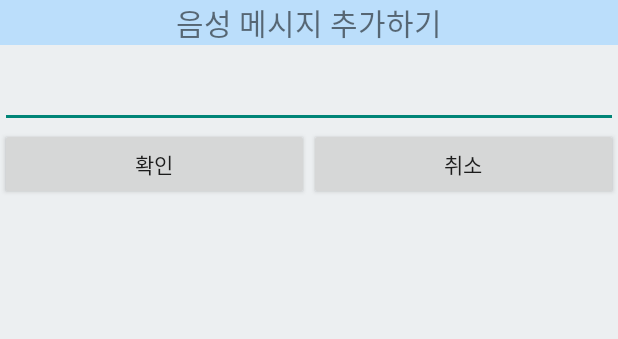
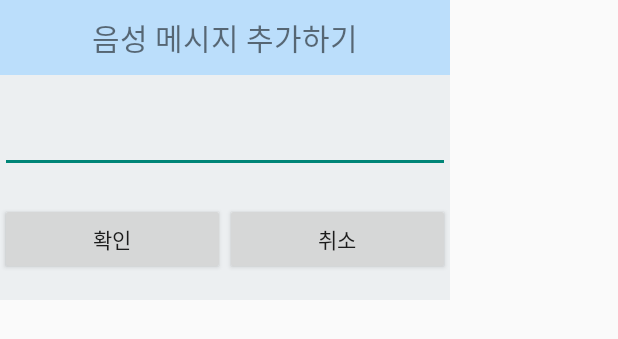
Before and after one commit to SMUW-SW-USIM/BellBellBell, an Android app: the layout popup_tts.xml on its own in the app's theme, with its tools: preview values and no code run, on a phone screen of 412 x 824 dp. Shown: the top 339 px of the screen. Run offline under Robolectric (Android 15) with nearby library versions, the phone set to English and light mode, and no system bars.

Commit message:
update record TTS

```diff
--- a/app/src/main/AndroidManifest.xml
+++ b/app/src/main/AndroidManifest.xml
@@ -33,6 +33,7 @@
         <activity android:name=".InitialActivity" />
         <activity android:name=".SignupActivity" />
         <activity android:name=".record.RecordAddActivity" />
+        <activity android:name=".record.TextToSpeachActivity" />
         <activity android:name=".record.RecordPopup"
             android:screenOrientation="portrait"
             android:theme="@style/popupTheme"></activity>
--- a/app/src/main/java/com/example/usim/record/RecordAddActivity.java
+++ b/app/src/main/java/com/example/usim/record/RecordAddActivity.java
@@ -132,6 +132,8 @@ public class RecordAddActivity extends AppCompatActivity {
         }
     }
 
+
+
     private void startRecordListAppend(RecordListAppendData data) {
         String token = "eyJhbGciOiJIUzI1NiIsInR5cCI6IkpXVCJ9.eyJ1X2lkeCI6IjEifQ.87fKkaZ2cChPhtljZuXy9NcIBfZ_utzibQGj0ffbIQU";
 
--- a/app/src/main/java/com/example/usim/visitor/VisitorListFragment.java
+++ b/app/src/main/java/com/example/usim/visitor/VisitorListFragment.java
@@ -72,7 +72,10 @@ public class VisitorListFragment extends Fragment {
                         Toast.makeText(getContext(), message, Toast.LENGTH_SHORT).show();
                     if (status == 200) {
                         for (int i=0; i< visitorInfo.size(); i++) {
-                            mMyAdapter.addItem(ContextCompat.getDrawable(getActivity(), R.drawable.childwoman),
+                            int iconImg ;
+                            if(visitorInfo.get(i).v_gender == 0) iconImg =R.drawable.father;
+                            else iconImg = R.drawable.childman;
+                            mMyAdapter.addItem(ContextCompat.getDrawable(getActivity(), iconImg),
                                     visitorInfo.get(i).v_name,
                                     visitorInfo.get(i).v_gender,
                                     visitorInfo.get(i).v_age,
--- a/app/src/main/res/layout/activity_recording.xml
+++ b/app/src/main/res/layout/activity_recording.xml
@@ -9,7 +9,7 @@
         android:layout_height="wrap_content"
         android:layout_marginTop="30dp"
         android:layout_marginLeft="20dp"
-        android:text="녹음"
+        android:text="음성 메시지"
         android:fontFamily="@font/minguk"
         android:textSize="50dp"
         android:textStyle="bold"
@@ -26,7 +26,7 @@
             android:layout_height="wrap_content"
             android:layout_marginLeft="30dp"
             android:fontFamily="@font/minguk"
-            android:text="저장된 녹음"
+            android:text="저장된 음성 메시지"
             android:layout_centerVertical="true"
             android:textSize="20dp" />
 
@@ -34,7 +34,7 @@
             android:id="@+id/addbtn"
             android:layout_width="30dp"
             android:layout_height="30dp"
-            android:layout_marginLeft="340dp"
+            android:layout_marginLeft="330dp"
             android:background="@drawable/plusbtn" />
         ></RelativeLayout>
 
--- a/app/src/main/res/layout/list_record.xml
+++ b/app/src/main/res/layout/list_record.xml
@@ -23,7 +23,7 @@
             android:textSize="20dp" />
 
         <Button
-            android:id="@+id/visitorGenderAge"
+            android:id="@+id/recordPlaying"
             android:layout_width="45dp"
             android:layout_height="45dp"
             android:layout_gravity="center"
--- a/app/src/main/res/layout/popup_tts.xml
+++ b/app/src/main/res/layout/popup_tts.xml
@@ -1,13 +1,13 @@
 <?xml version="1.0" encoding="utf-8"?>
 <LinearLayout xmlns:android="http://schemas.android.com/apk/res/android"
     android:orientation="vertical"
-    android:layout_width="match_parent"
-    android:layout_height="match_parent"
+    android:layout_width="300dp"
+    android:layout_height="200dp"
     android:background="@color/colorPrimary">
     <TextView
         android:id="@+id/popupTitle"
         android:layout_width="match_parent"
-        android:layout_height="wrap_content"
+        android:layout_height="50dp"
         android:fontFamily="@font/minguk"
         android:textSize="20dp"
         android:gravity="center"
@@ -18,21 +18,22 @@
         android:id="@+id/edt_speech"
         android:layout_width="match_parent"
         android:layout_height="wrap_content"
-        android:layout_marginTop="10dp"
+        android:layout_marginTop="20dp"
         android:ems="10"
         android:inputType="textPersonName"/>
 
     <LinearLayout
         android:layout_width="match_parent"
         android:layout_height="match_parent"
-        android:orientation="horizontal">
+        android:orientation="horizontal"
+        android:layout_marginTop="20dp">
 
         <Button
-            android:id="@+id/mOnClose"
+            android:id="@+id/okBtn"
             android:layout_width="wrap_content"
             android:layout_height="wrap_content"
             android:layout_weight="1"
-            android:onClick="onClickOK"
+            android:onClick="mOnClose"
             android:text="확인" />
 
         <Button
```
Also changed, not shown: app/src/main/java/com/example/usim/data/RecordListAppendData.java (+8 -5 lines), app/src/main/java/com/example/usim/record/RecordActivity.java (+9 -13 lines), app/src/main/java/com/example/usim/record/RecordAdapter.java (+23 -14 lines), app/src/main/java/com/example/usim/record/RecordFragment.java (+15 -50 lines), app/src/main/java/com/example/usim/record/RecordPopup.java (+49 -1 lines), app/src/main/java/com/example/usim/record/TextToSpeachActivity.java (renamed from app/src/main/java/com/example/usim/TextToSpeachActivity.java, +24 -20 lines), app/src/main/java/com/example/usim/visitor/VisitorAdapter.java (line endings or trailing spaces), app/src/main/java/com/example/usim/visitor/VisitorItem.java (line endings or trailing spaces).
